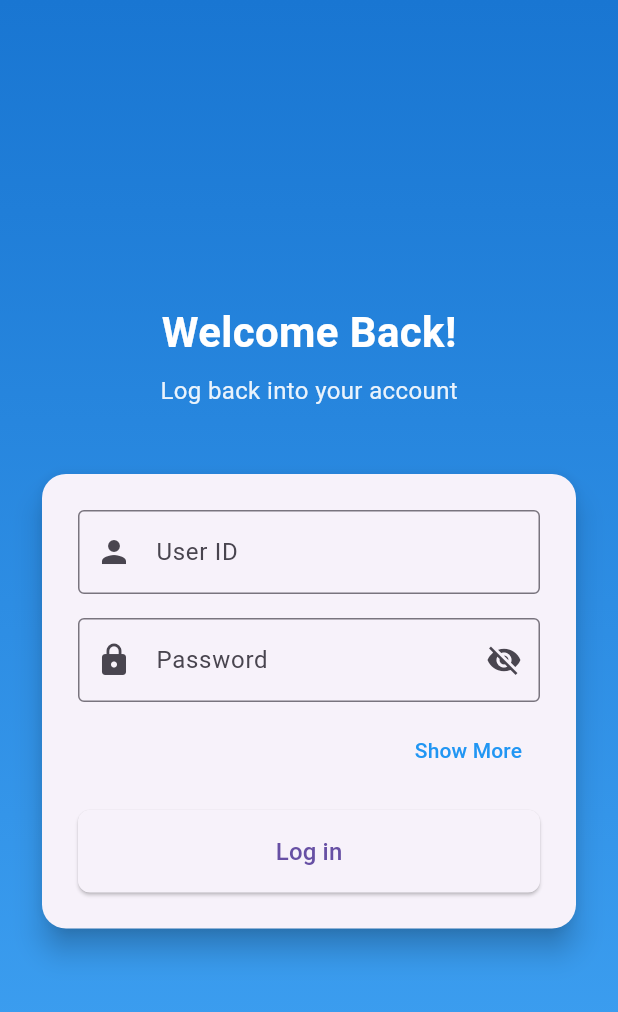
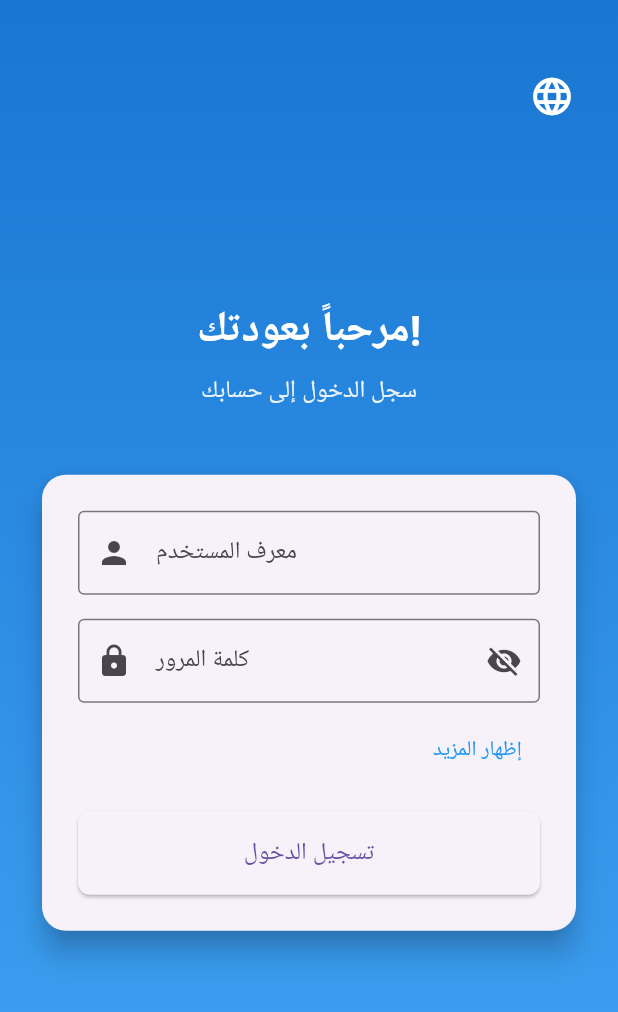
Before and after one commit to Mohammed3121420/delivery_app, a Flutter app: the screen it shows after launch, on a phone screen of 412 x 824 dp. Shown: the top 1012 px of the screen. Run offline on Flutter 3.47's test engine with Material 3 defaults, Android fonts, the phone set to English and light mode, and no system bars; our stand-ins replace shared_preferences, sqflite; accounts and stored records are empty.

Commit message:
Add a language change icon

```diff
--- a/lib/features/auth/presentation/screens/login_screen.dart
+++ b/lib/features/auth/presentation/screens/login_screen.dart
@@ -1,6 +1,7 @@
 import 'package:flutter/material.dart';
+import '../../../../core/utils/shared_preferences_helper.dart';
+import '../../../language/presentation/screen/language_selection_screen.dart';
 import '../../data/services/login_service.dart';
-import '../../../../core/utils/shared_preferences_helper.dart';
 
 class LoginScreen extends StatefulWidget {
   @override
@@ -17,6 +18,7 @@ class _LoginScreenState extends State<LoginScreen> {
   bool _isLoading = false;
   bool _showPassword = false;
   String _errorMessage = '';
+  String _currentLanguage = 'ar'; // default
 
   Future<void> _login() async {
     setState(() {
@@ -26,18 +28,19 @@ class _LoginScreenState extends State<LoginScreen> {
 
     String userId = _userIdController.text.trim();
     String password = _passwordController.text.trim();
-    String lang = '2'; // اللغة العربية
+    String lang = _currentLanguage == 'en' ? '1' : '2';
 
     final result = await _loginService.login(userId, password, lang);
 
     if (result['success']) {
       await _sharedPreferencesHelper.saveLoginStatus(true);
       await _sharedPreferencesHelper.saveUserName(result['name'] ?? '');
-
       Navigator.pushReplacementNamed(context, '/home');
     } else {
       setState(() {
-        _errorMessage = result['message'] ?? 'فشل تسجيل الدخول.';
+        _errorMessage =
+            result['message'] ??
+            (_currentLanguage == 'en' ? 'Login failed.' : 'فشل تسجيل الدخول.');
       });
     }
 
@@ -46,8 +49,23 @@ class _LoginScreenState extends State<LoginScreen> {
     });
   }
 
+  void _openLanguageSelection() async {
+    final selectedLanguage = await Navigator.push<String>(
+      context,
+      MaterialPageRoute(builder: (context) => LanguageSelectionScreen()),
+    );
+
+    if (selectedLanguage != null) {
+      setState(() {
+        _currentLanguage = selectedLanguage;
+      });
+    }
+  }
+
   @override
   Widget build(BuildContext context) {
+    final isEnglish = _currentLanguage == 'en';
+
     return Scaffold(
       body: Container(
         decoration: BoxDecoration(
@@ -57,15 +75,24 @@ class _LoginScreenState extends State<LoginScreen> {
             colors: [Colors.blue.shade700, Colors.blue.shade400],
           ),
         ),
-        child: Center(
+        child: Stack(
+          children: [
+            Positioned(
+              top: 40,
+              right: 20,
+              child: IconButton(
+                icon: Icon(Icons.language, color: Colors.white, size: 30),
+                onPressed: _openLanguageSelection,
+              ),
+            ),
+            Center(
               child: SingleChildScrollView(
                 padding: const EdgeInsets.all(24.0),
                 child: Column(
                   mainAxisAlignment: MainAxisAlignment.center,
                   children: [
-                // عنوان الترحيب
                     Text(
-                  'Welcome Back!',
+                      isEnglish ? 'Welcome Back!' : 'مرحباً بعودتك!',
                       style: TextStyle(
                         color: Colors.white,
                         fontSize: 28,
@@ -73,17 +100,16 @@ class _LoginScreenState extends State<LoginScreen> {
                       ),
                     ),
                     SizedBox(height: 8),
-                // نص الترحيب
                     Text(
-                  'Log back into your account',
+                      isEnglish
+                          ? 'Log back into your account'
+                          : 'سجل الدخول إلى حسابك',
                       style: TextStyle(
                         color: Colors.white.withOpacity(0.9),
                         fontSize: 16,
                       ),
                     ),
                     SizedBox(height: 40),
-
-                // بطاقة حقول الإدخال
                     Card(
                       elevation: 8,
                       shape: RoundedRectangleBorder(
@@ -93,28 +119,29 @@ class _LoginScreenState extends State<LoginScreen> {
                         padding: const EdgeInsets.all(24.0),
                         child: Column(
                           children: [
-                        // حقل معرف المستخدم
                             TextField(
                               controller: _userIdController,
                               decoration: InputDecoration(
-                            labelText: 'User ID',
+                                labelText:
+                                    isEnglish ? 'User ID' : 'معرف المستخدم',
                                 border: OutlineInputBorder(),
                                 prefixIcon: Icon(Icons.person),
                               ),
                             ),
                             SizedBox(height: 16),
-
-                        // حقل كلمة المرور
                             TextField(
                               controller: _passwordController,
                               obscureText: !_showPassword,
                               decoration: InputDecoration(
-                            labelText: 'Password',
+                                labelText:
+                                    isEnglish ? 'Password' : 'كلمة المرور',
                                 border: OutlineInputBorder(),
                                 prefixIcon: Icon(Icons.lock),
                                 suffixIcon: IconButton(
                                   icon: Icon(
-                                _showPassword ? Icons.visibility : Icons.visibility_off,
+                                    _showPassword
+                                        ? Icons.visibility
+                                        : Icons.visibility_off,
                                   ),
                                   onPressed: () {
                                     setState(() {
@@ -125,21 +152,17 @@ class _LoginScreenState extends State<LoginScreen> {
                               ),
                             ),
                             SizedBox(height: 8),
-
-                        // خيار "إظهار المزيد" (يمكن تطويره لاحقًا)
                             Align(
                               alignment: Alignment.centerRight,
                               child: TextButton(
                                 onPressed: () {},
                                 child: Text(
-                              'Show More',
+                                  isEnglish ? 'Show More' : 'إظهار المزيد',
                                   style: TextStyle(color: Colors.blue),
                                 ),
                               ),
                             ),
                             SizedBox(height: 16),
-
-                        // زر تسجيل الدخول
                             SizedBox(
                               width: double.infinity,
                               child: ElevatedButton(
@@ -150,16 +173,17 @@ class _LoginScreenState extends State<LoginScreen> {
                                   ),
                                 ),
                                 onPressed: _isLoading ? null : _login,
-                            child: _isLoading
-                                ? CircularProgressIndicator(color: Colors.white)
+                                child:
+                                    _isLoading
+                                        ? CircularProgressIndicator(
+                                          color: Colors.white,
+                                        )
                                         : Text(
-                                    'Log in',
+                                          isEnglish ? 'Log in' : 'تسجيل الدخول',
                                           style: TextStyle(fontSize: 16),
                                         ),
                               ),
                             ),
-
-                        // رسالة الخطأ
                             if (_errorMessage.isNotEmpty)
                               Padding(
                                 padding: const EdgeInsets.only(top: 16),
@@ -179,6 +203,8 @@ class _LoginScreenState extends State<LoginScreen> {
                 ),
               ),
             ),
+          ],
+        ),
       ),
     );
   }
```
Lines whose indentation alone changed are shown as unchanged.
